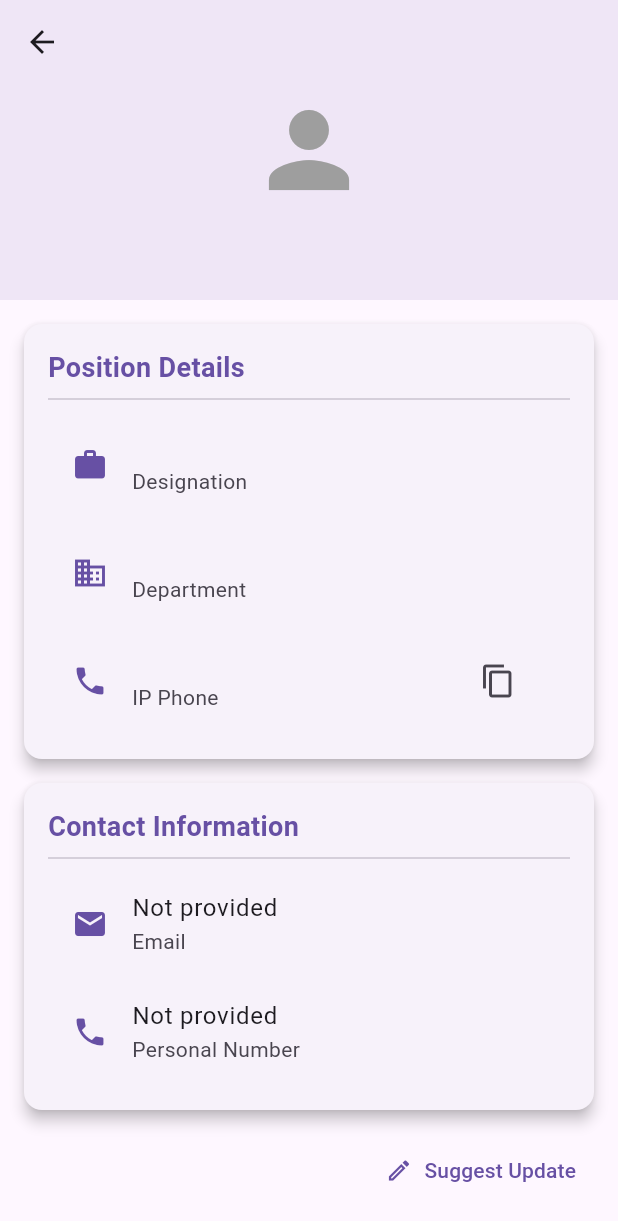
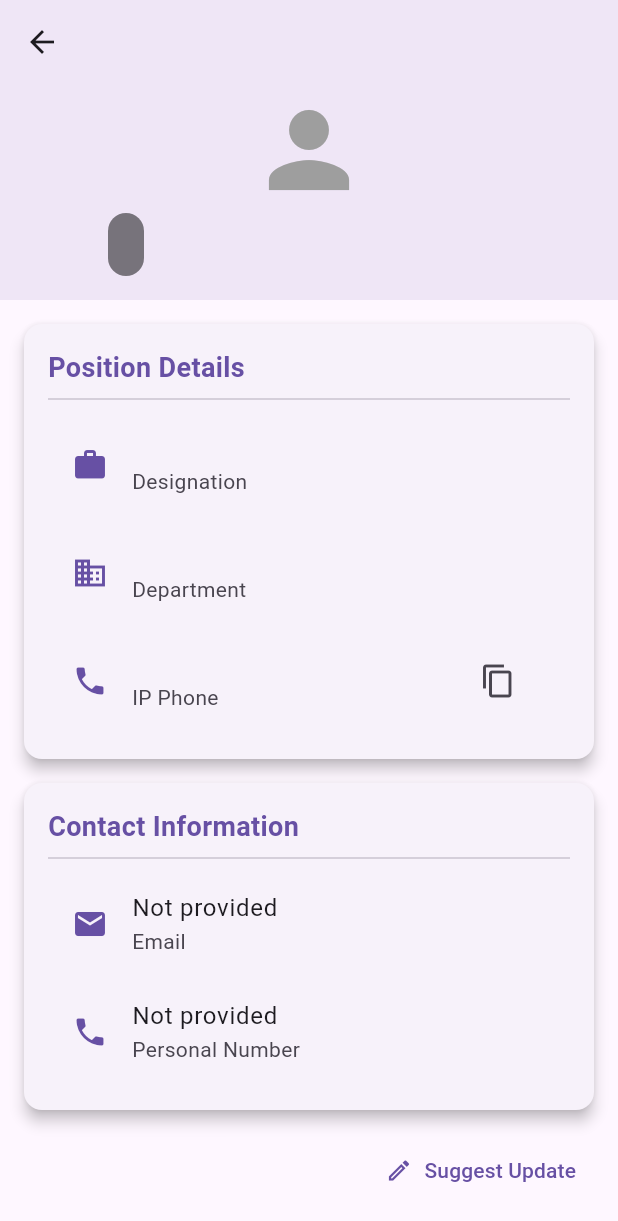
Before and after one commit to Mamuntheprogrammer/apl_contact, a Flutter app: the DetailScreen screen opened directly with empty values, on a phone screen of 412 x 824 dp. Shown: the top 1221 px of the screen. Run offline on Flutter 3.47's test engine with Material 3 defaults, Android fonts, the phone set to English and light mode, and no system bars; network calls fail.

Commit message:
detail view improved

```diff
--- a/apl_connect/lib/screens/detail_screen.dart
+++ b/apl_connect/lib/screens/detail_screen.dart
@@ -17,10 +17,51 @@ class DetailScreen extends StatelessWidget {
             expandedHeight: 200,
             pinned: true,
             flexibleSpace: FlexibleSpaceBar(
-              title: Text(contact.name),
+              title: Container(
+                padding: const EdgeInsets.symmetric(horizontal: 8, vertical: 4),
+                decoration: BoxDecoration(
+                  color: Colors.black.withOpacity(0.5),
+                  borderRadius: BorderRadius.circular(8),
+                ),
+                child: Text(
+                  contact.name,
+                  style: const TextStyle(color: Colors.white, fontSize: 16),
+                ),
+              ),
               background:
                   contact.profileImage.isNotEmpty
-                      ? Image.network(contact.profileImage, fit: BoxFit.cover)
+                      ? Stack(
+                        children: [
+                          Image.network(
+                            contact.profileImage,
+                            fit: BoxFit.cover,
+                            errorBuilder: (context, error, stackTrace) {
+                              return Container(
+                                color: Theme.of(
+                                  context,
+                                ).primaryColor.withOpacity(0.1),
+                                child: const Icon(
+                                  Icons.person,
+                                  size: 80,
+                                  color: Colors.grey,
+                                ),
+                              );
+                            },
+                          ),
+                          Container(
+                            decoration: BoxDecoration(
+                              gradient: LinearGradient(
+                                begin: Alignment.bottomCenter,
+                                end: Alignment.topCenter,
+                                colors: [
+                                  Colors.black.withOpacity(0.3),
+                                  Colors.transparent,
+                                ],
+                              ),
+                            ),
+                          ),
+                        ],
+                      )
                       : Container(
                         color: Theme.of(context).primaryColor.withOpacity(0.1),
                         child: const Icon(
--- a/apl_connect/pubspec.yaml
+++ b/apl_connect/pubspec.yaml
@@ -53,10 +53,9 @@ dev_dependencies:
 
 # The following section is specific to Flutter packages.
 flutter:
+  assets:
+    - assets/logo.png  # This should be indented under 'assets:' with a hyphen
 
-  # The following line ensures that the Material Icons font is
-  # included with your application, so that you can use the icons in
-  # the material Icons class.
   uses-material-design: true
 
   # To add assets to your application, add an assets section, like this:
--- a/contact.json
+++ b/contact.json
@@ -18,7 +18,7 @@
       "designation": "HR Manager",
       "ip": "192.168.0.102",
       "personal_number": "+8801722000002",
-      "profile_image": "https://picsum.photos/200/300",
+      "profile_image": "",
       "email": "faria@example.com",
       "isactive": false
     },
```
Also changed, not shown: apl_connect/lib/main.dart (+7 -2 lines), apl_connect/lib/screens/splash_screen.dart (added, +99 -0 lines), apl_connect/assets/logo.png (added).
